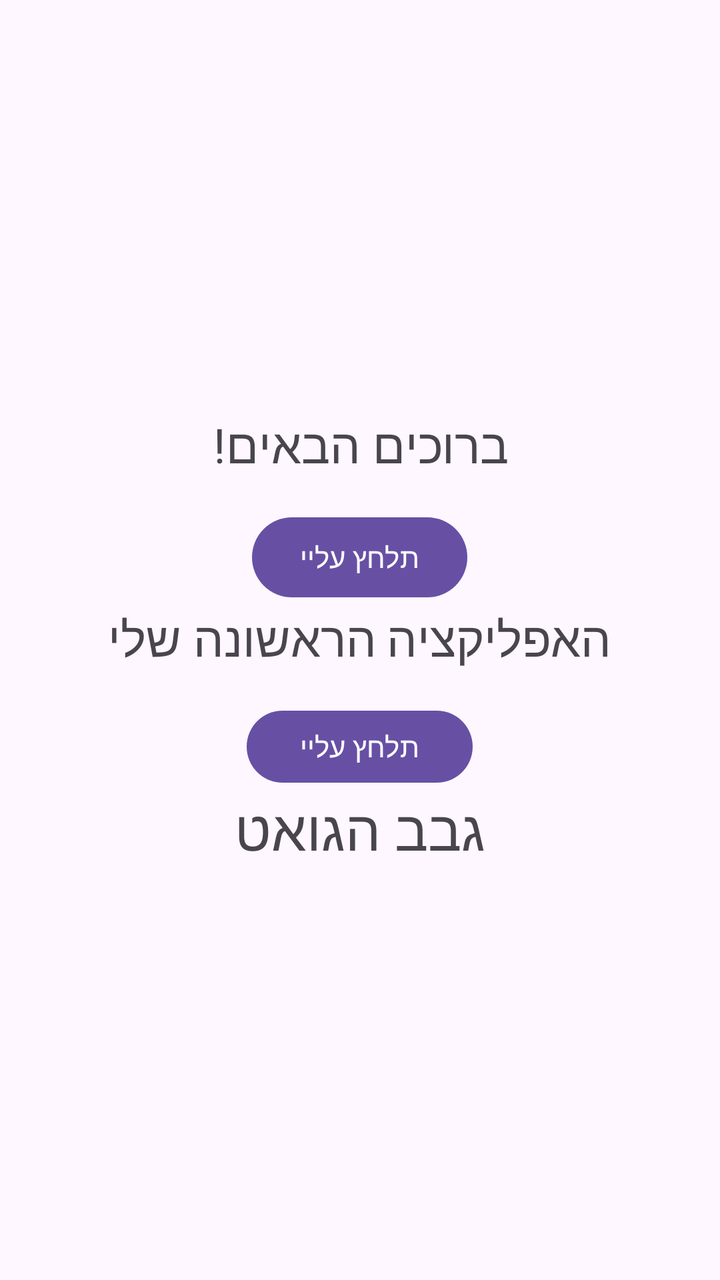
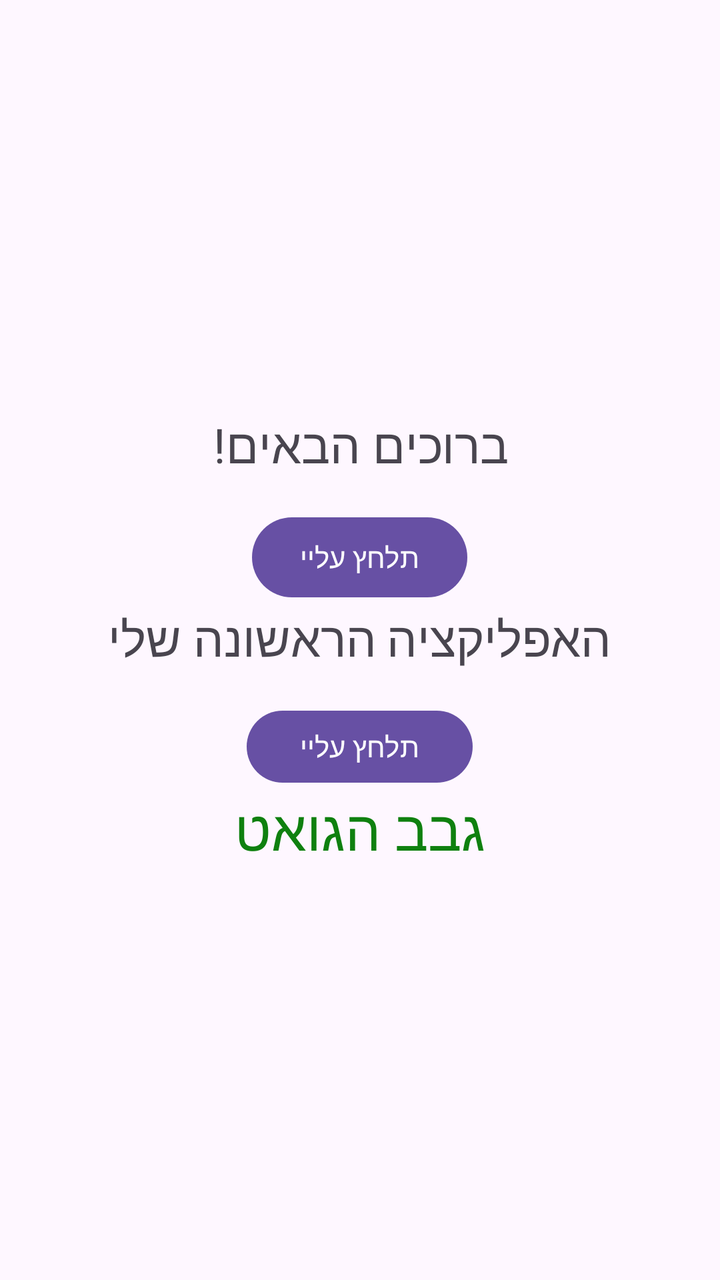

Compare the two renders of this Android layout. The source of the first and the diff that turns it into the second are given below.
<!-- AndroidManifest.xml: application theme Theme.MyFirstApp -->
<!-- res/layout/activity_main.xml -->
<?xml version="1.0" encoding="utf-8"?>
<LinearLayout xmlns:android="http://schemas.android.com/apk/res/android"
    android:layout_width="match_parent"
    android:layout_height="match_parent"
    android:orientation="vertical"
    android:gravity="center"
    android:padding="16dp">

    <TextView
        android:id="@+id/tvTitle"
        android:layout_width="wrap_content"
        android:layout_height="wrap_content"
        android:text="@string/welcome_message"
        android:textSize="24sp" />

    <Button
        android:id="@+id/btnClick"
        android:layout_width="wrap_content"
        android:layout_height="wrap_content"
        android:layout_marginTop="16dp"
        android:text="@string/click_here" />

    <TextView
        android:layout_width="wrap_content"
        android:layout_height="wrap_content"
        android:text="@string/my_message"
        android:textSize="24sp" />

    <Button
        android:id="@+id/btn_click_me"
        android:layout_width="113dp"
        android:layout_height="44dp"
        android:layout_marginTop="16dp"
        android:text="@string/click_here" />

    <TextView
        android:layout_width="wrap_content"
        android:layout_height="wrap_content"
        android:text="@string/name_message"
        android:textSize="28sp" />

</LinearLayout>
<!-- resources referenced by this layout -->
<resources>
  <string name="click_here">תלחץ עליי</string>
  <string name="my_message">
      האפליקציה הראשונה שלי
  </string>
  <string name="name_message">
    גבב הגואט
  </string>
  <string name="welcome_message">ברוכים הבאים!</string>
  <style name="Theme.MyFirstApp" parent="Base.Theme.MyFirstApp" />
  <style name="Base.Theme.MyFirstApp" parent="Theme.Material3.DayNight.NoActionBar">
          
          
      </style>
</resources>

<!-- the commit's change to res/layout/activity_main.xml (unified diff, before → after) -->
@@ -37,6 +37,7 @@
         android:layout_width="wrap_content"
         android:layout_height="wrap_content"
         android:text="@string/name_message"
-        android:textSize="28sp" />
+        android:textSize="28sp"
+        android:textColor="#0F800F"/>
 
 </LinearLayout>
